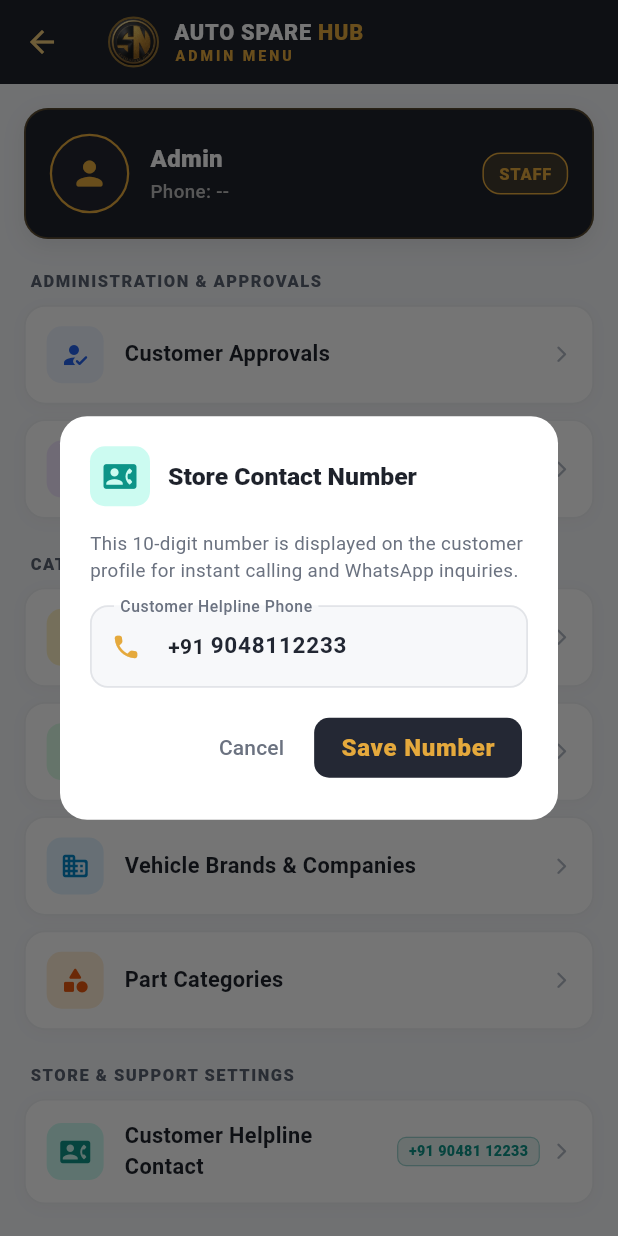
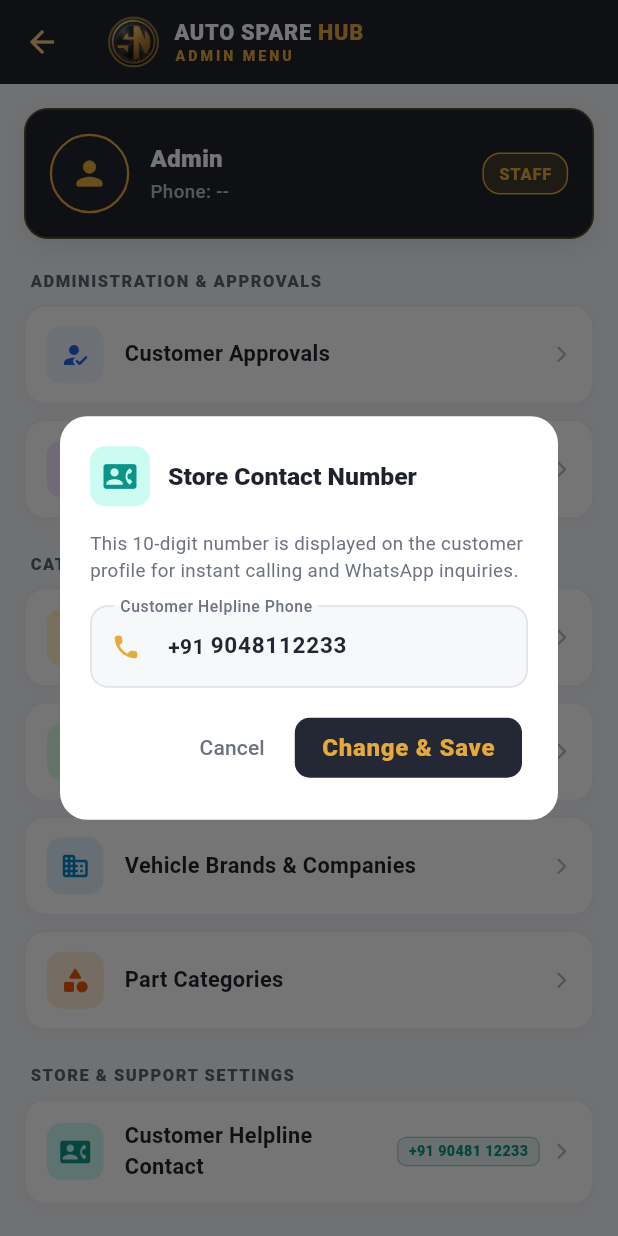
Before and after one commit to Ameenyasircm/autosparehub, a Flutter app: the AdminMenuScreen screen opened directly, after a tap on "Customer Helpline Contact", on a phone screen of 412 x 824 dp. Run offline on Flutter 3.47's test engine with Material 3 defaults, Android fonts, the phone set to English and light mode, and no system bars; our stand-ins replace cloud_firestore, firebase_core, firebase_database, image_picker, shared_preferences; accounts and stored records are empty; network calls fail.

Commit message:
admin side updates

```diff
--- a/lib/screens/admin/admin_menu_screen.dart
+++ b/lib/screens/admin/admin_menu_screen.dart
@@ -259,7 +259,7 @@ class _AdminMenuScreenState extends State<AdminMenuScreen> {
                         height: 16,
                         child: CircularProgressIndicator(strokeWidth: 2, color: AppColors.warmGold),
                       )
-                    : const Text('Save Number', style: TextStyle(fontWeight: FontWeight.w800)),
+                    : const Text('Change & Save', style: TextStyle(fontWeight: FontWeight.w800)),
               ),
             ],
           );
```
